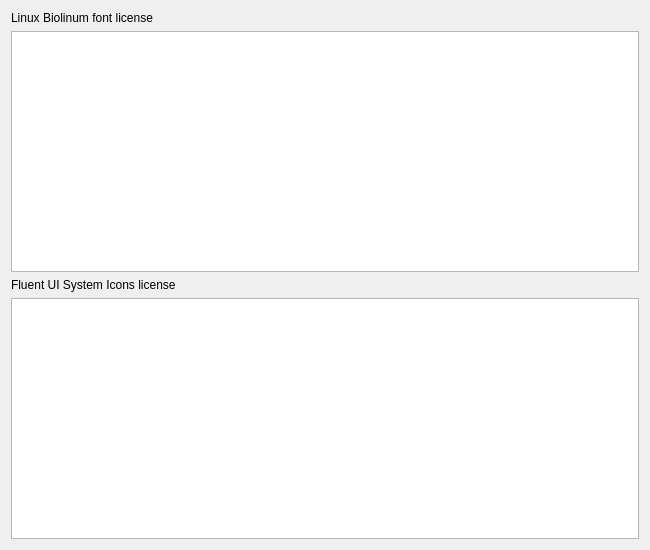
Above: AboutDialog.ui from schult/lyric-slicer before the change. Below: the same form after it.
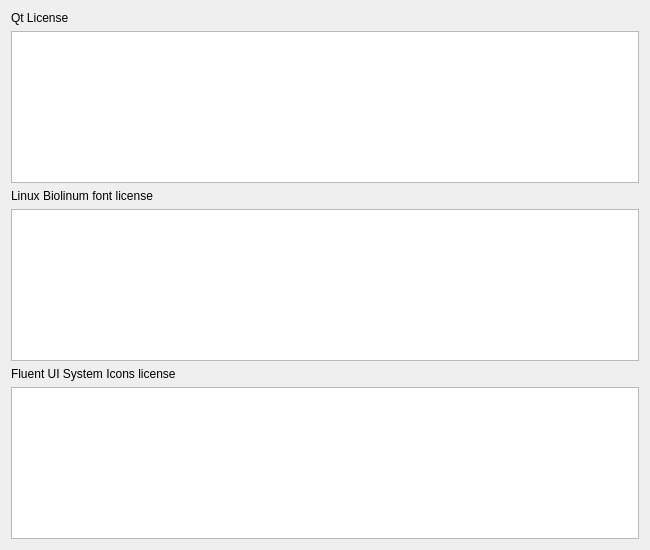
That is the form after the change.

Commit message: Add Qt license and app icon

```diff
--- a/AboutDialog.ui
+++ b/AboutDialog.ui
@@ -14,6 +14,20 @@
    <string>About Lyric Slicer</string>
   </property>
   <layout class="QVBoxLayout" name="verticalLayout">
+   <item>
+    <widget class="QLabel" name="labelQtLicense">
+     <property name="text">
+      <string>Qt License</string>
+     </property>
+    </widget>
+   </item>
+   <item>
+    <widget class="QTextEdit" name="editQtLicense">
+     <property name="readOnly">
+      <bool>true</bool>
+     </property>
+    </widget>
+   </item>
    <item>
     <widget class="QLabel" name="labelFontLicense">
      <property name="text">
```
The commit also changes 6 other files.
